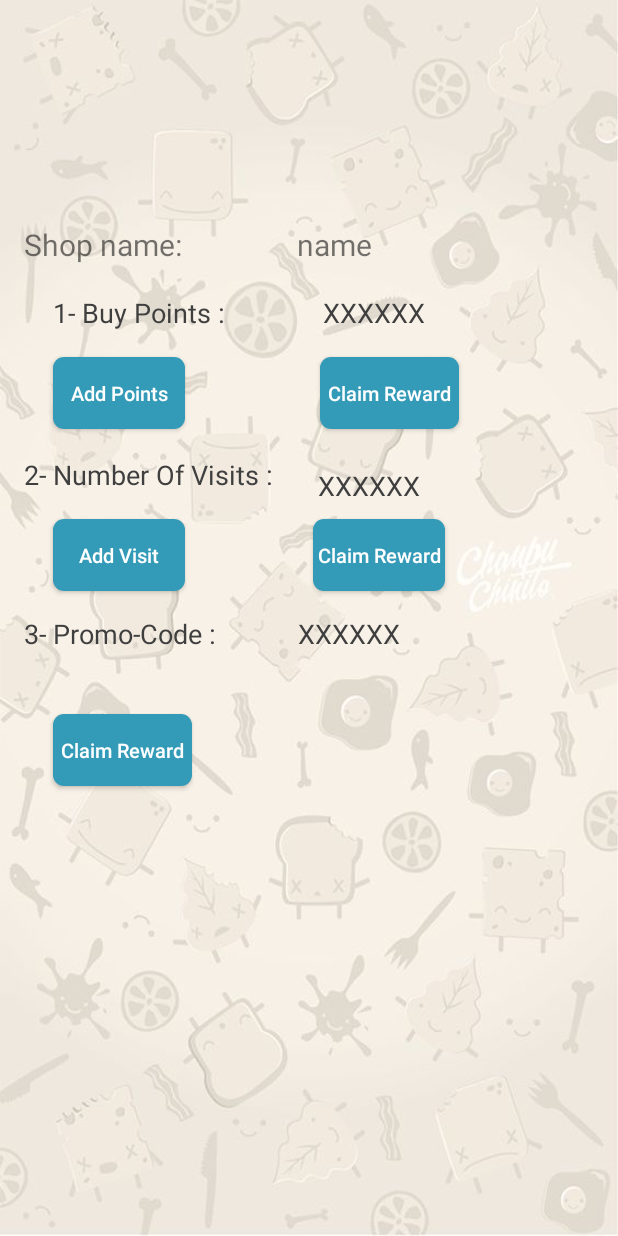
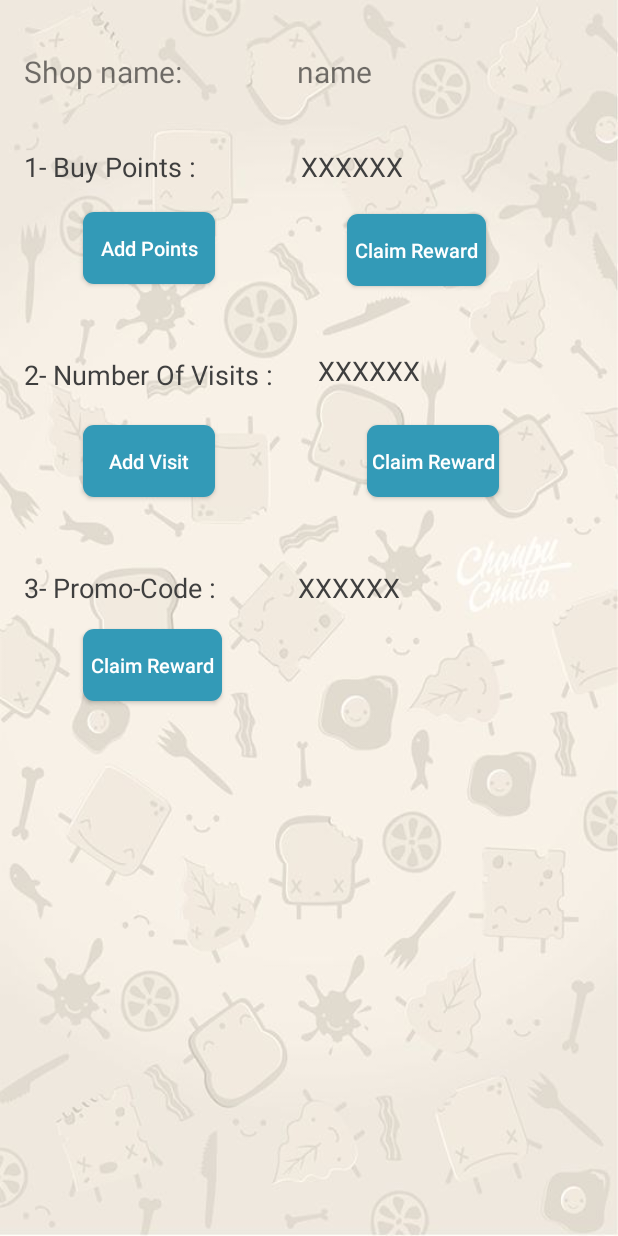
Before and after one commit to minasedhom1/CityCenter3, an Android app: the layout fragment_voucher.xml on its own in the app's theme, with its tools: preview values and no code run, on a phone screen of 412 x 824 dp. Run offline under Robolectric (Android 15) with nearby library versions, the phone set to English and light mode, and no system bars; network calls fail.

Commit message:
lotalty5

```diff
--- a/app/src/main/java/com/av/lenovo/sa3edny/Assets/Urls.java
+++ b/app/src/main/java/com/av/lenovo/sa3edny/Assets/Urls.java
@@ -65,7 +65,7 @@ public class Urls {
     }
     public static String URL_POST_CLAIM_VISITS(String acc_id,String item_id,String passcode,String level) {
 
-        return SODIC_BASE + "loyalty/Point/UseVisite?AccountID="+acc_id+"&ItemID="+item_id+"&Password="+passcode+"&LevelNo="+level;
+        return SODIC_BASE + "loyalty/visite/UseVisite?AccountID="+acc_id+"&ItemID="+item_id+"&Password="+passcode+"&LevelNo="+level;
     }
 //http://sa3ednyservice.azurewebsites.net/Sodic/loyalty/Point/UseVisite?AccountID=1&itemID=292&Password=123456&LevelNo=1
 //"https://www.google.com/maps/d/viewer?mid=1Xe4NoLjHr3ftUvinoY8v8UhyxjA&ll=30.072141670076693%2C31.144612250000023&z=11"
--- a/app/src/main/res/layout/fragment_voucher.xml
+++ b/app/src/main/res/layout/fragment_voucher.xml
@@ -51,9 +51,9 @@
         android:id="@+id/textView5"
         tools:layout_constraintBottom_creator="1"
         tools:layout_constraintLeft_creator="1"
-        android:layout_marginLeft="35dp"
+        android:layout_marginLeft="16dp"
         app:layout_constraintLeft_toLeftOf="parent"
-        android:layout_marginTop="19dp"
+        android:layout_marginTop="37dp"
         app:layout_constraintTop_toBottomOf="@+id/textView6" />
 
     <TextView
@@ -66,10 +66,10 @@
         app:layout_constraintLeft_toRightOf="@+id/textView5"
         android:layout_marginRight="8dp"
         app:layout_constraintRight_toRightOf="parent"
-        app:layout_constraintHorizontal_bias="0.326"
+        app:layout_constraintHorizontal_bias="0.316"
         tools:layout_constraintBottom_creator="1"
         android:layout_marginEnd="8dp"
-        android:layout_marginTop="19dp"
+        android:layout_marginTop="37dp"
         app:layout_constraintTop_toBottomOf="@+id/loyalty_shop_name" />
 
 
@@ -82,9 +82,9 @@
         android:textAllCaps="false"
         android:textColor="#fff"
         android:textSize="13sp"
-        android:layout_marginLeft="35dp"
+        android:layout_marginLeft="55dp"
         app:layout_constraintLeft_toLeftOf="parent"
-        android:layout_marginTop="17dp"
+        android:layout_marginTop="18dp"
         app:layout_constraintTop_toBottomOf="@+id/textView5" />
     <Button
         android:textSize="13sp"
@@ -96,11 +96,12 @@
         android:textColor="#fff"
         android:id="@+id/loyal_claim_visit"
         app:layout_constraintLeft_toRightOf="@+id/loyalty_add_visit"
-        android:layout_marginLeft="25dp"
+        android:layout_marginLeft="8dp"
         android:layout_marginRight="56dp"
         app:layout_constraintRight_toRightOf="parent"
-        android:layout_marginTop="10dp"
-        app:layout_constraintTop_toBottomOf="@+id/total_visits_tv" />
+        android:layout_marginTop="24dp"
+        app:layout_constraintTop_toBottomOf="@+id/total_visits_tv"
+        app:layout_constraintHorizontal_bias="0.8" />
 
 
     <TextView
@@ -116,7 +117,7 @@
         app:layout_constraintLeft_toLeftOf="parent"
         android:layout_marginLeft="16dp"
         android:id="@+id/textView"
-        android:layout_marginTop="16dp"
+        android:layout_marginTop="48dp"
         app:layout_constraintTop_toBottomOf="@+id/loyalty_add_visit" />
 
     <TextView
@@ -133,7 +134,7 @@
         android:layout_marginRight="8dp"
         app:layout_constraintRight_toRightOf="parent"
         app:layout_constraintHorizontal_bias="0.0"
-        android:layout_marginTop="16dp"
+        android:layout_marginTop="48dp"
         app:layout_constraintTop_toBottomOf="@+id/loyal_claim_visit" />
 
     <Button
@@ -149,11 +150,11 @@
         android:textSize="13sp"
         tools:layout_constraintTop_creator="1"
         app:layout_constraintBottom_toBottomOf="parent"
-        android:layout_marginLeft="35dp"
+        android:layout_marginLeft="55dp"
         app:layout_constraintLeft_toLeftOf="parent"
         android:layout_marginTop="8dp"
         app:layout_constraintTop_toBottomOf="@+id/textView"
-        app:layout_constraintVertical_bias="0.07999998" />
+        app:layout_constraintVertical_bias="0.0" />
 
     <TextView
         android:layout_width="wrap_content"
@@ -169,22 +170,22 @@
         tools:layout_constraintLeft_creator="1"
         app:layout_constraintLeft_toLeftOf="parent"
         android:layout_marginLeft="16dp"
-        android:layout_marginTop="8dp"
+        android:layout_marginTop="38dp"
         app:layout_constraintTop_toBottomOf="@+id/loyal_add_points_btn" />
 
     <Button
         android:background="@drawable/rounded_corner_btn"
         android:textSize="13sp"
-
+        android:gravity="center"
         android:layout_width="wrap_content"
         android:layout_height="wrap_content"
         android:text="Add Visit"
         android:textAllCaps="false"
         android:textColor="#fff"
         android:id="@+id/loyalty_add_visit"
-        android:layout_marginLeft="35dp"
+        android:layout_marginLeft="55dp"
         app:layout_constraintLeft_toLeftOf="parent"
-        android:layout_marginTop="10dp"
+        android:layout_marginTop="14dp"
         app:layout_constraintTop_toBottomOf="@+id/textView4" />
     <Button
         android:textSize="13sp"
@@ -205,8 +206,7 @@
         app:layout_constraintRight_toRightOf="parent"
         app:layout_constraintLeft_toRightOf="@+id/loyal_add_points_btn"
         android:layout_marginLeft="8dp"
-        app:layout_constraintHorizontal_bias="0.457"
-        android:layout_marginTop="17dp"
+        android:layout_marginTop="19dp"
         app:layout_constraintTop_toBottomOf="@+id/total_points_tv" />
 
     <TextView
@@ -223,7 +223,7 @@
         app:layout_constraintHorizontal_bias="0.0"
         android:layout_marginStart="25dp"
         android:layout_marginEnd="8dp"
-        android:layout_marginTop="25dp"
+        android:layout_marginTop="44dp"
         app:layout_constraintTop_toBottomOf="@+id/loyalty_claim_points" />
 
     <TextView
@@ -235,7 +235,7 @@
         android:layout_marginLeft="16dp"
         app:layout_constraintLeft_toLeftOf="parent"
         app:layout_constraintTop_toTopOf="parent"
-        android:layout_marginTop="149dp" />
+        android:layout_marginTop="34dp" />
 
     <TextView
         android:textSize="20sp"
@@ -246,7 +246,7 @@
         app:layout_constraintLeft_toRightOf="@+id/textView6"
         android:layout_marginLeft="58dp"
         app:layout_constraintTop_toTopOf="parent"
-        android:layout_marginTop="149dp"
+        android:layout_marginTop="34dp"
         android:layout_marginRight="8dp"
         app:layout_constraintRight_toRightOf="parent"
         app:layout_constraintHorizontal_bias="0.111" />
--- a/app/src/main/res/layout/popup_loyalty_add_visit.xml
+++ b/app/src/main/res/layout/popup_loyalty_add_visit.xml
@@ -20,7 +20,8 @@
             android:layout_width="wrap_content"
             android:layout_height="wrap_content"
             android:layout_marginLeft="15dp"
-            android:text="XXXXX" />
+            android:text="XXXXX"
+            android:textSize="18sp"/>
     </TableRow>
     <TableRow>
         <TextView
```
Also changed, not shown: app/build.gradle (+4 -4 lines), app/src/main/java/com/av/lenovo/sa3edny/fragments/VoucherFragment.java (+69 -5 lines), app/src/main/res/drawable/popup_claim_details_selector.xml (added, +9 -0 lines), app/src/main/res/layout/pop_up_claim_points.xml (+24 -0 lines), app/src/main/res/layout/popup_claim_levels_description.xml (added, +31 -0 lines).
